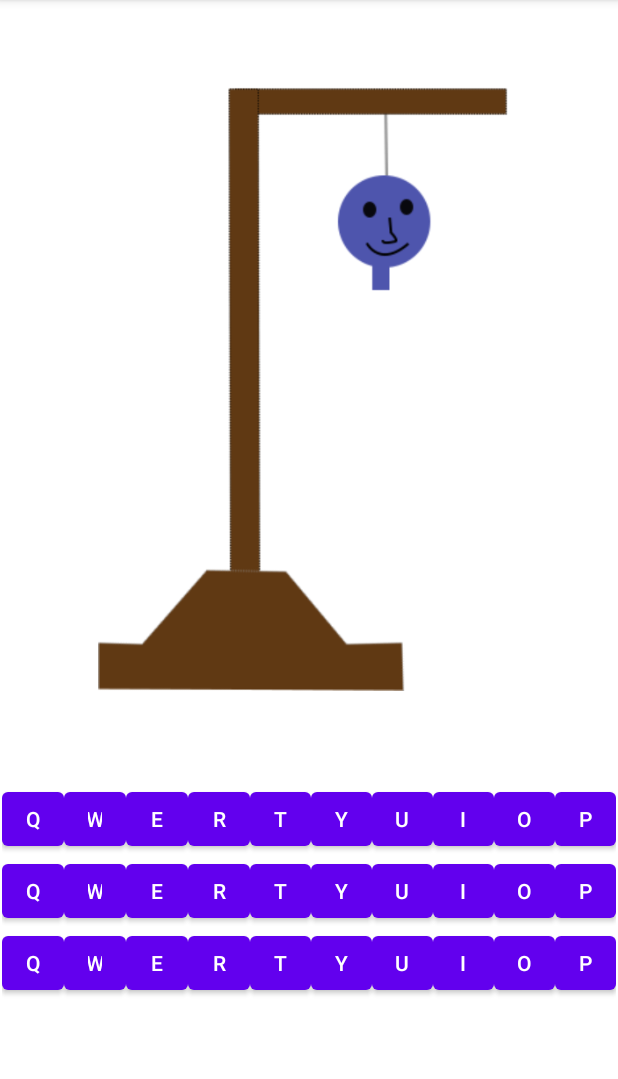
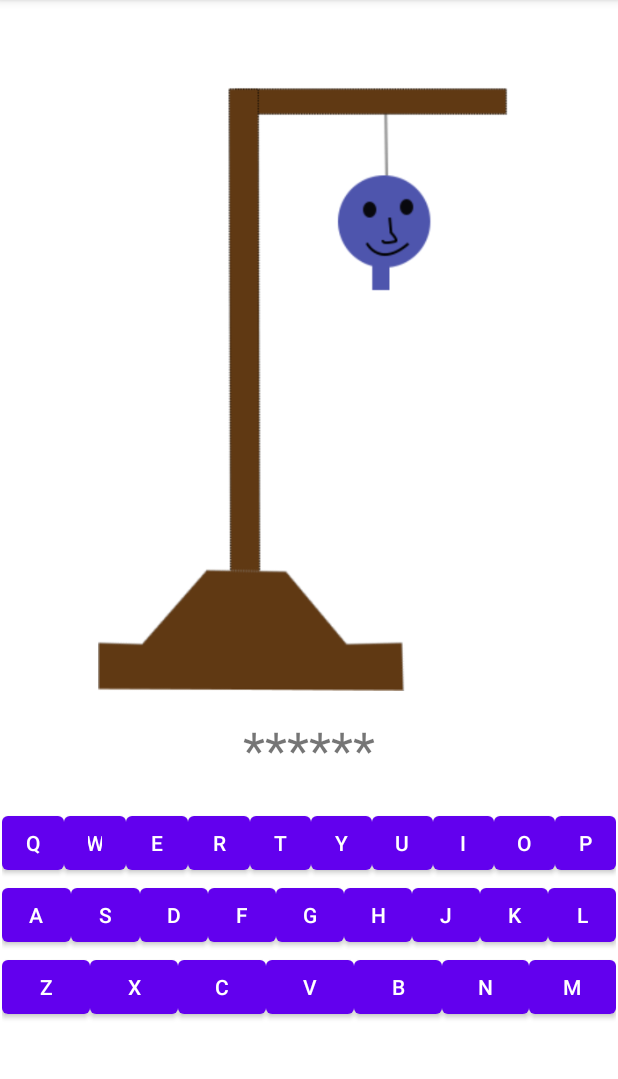
Before and after one commit to wavecos/cateim_curso_android, an Android app: the screen it shows after launch (MainActivity), on a phone screen of 412 x 824 dp, the part 84-1163 px from its top. Run offline under Robolectric (Android 15) with nearby library versions, the phone set to English and light mode, and no system bars.

Commit message:
Ahorcado game

```diff
--- a/Ahorcado/app/src/main/java/com/cateim/cursos/android/ahorcado/MainActivity.kt
+++ b/Ahorcado/app/src/main/java/com/cateim/cursos/android/ahorcado/MainActivity.kt
@@ -2,10 +2,134 @@ package com.cateim.cursos.android.ahorcado
 
 import androidx.appcompat.app.AppCompatActivity
 import android.os.Bundle
+import android.util.Log
+import android.view.View
+import android.widget.Button
+import android.widget.ImageView
+import android.widget.TextView
+import android.widget.Toast
 
 class MainActivity : AppCompatActivity() {
+
+    private val TAG = "MainActivity"
+    private val palabras = arrayOf("TOYOTA", "AUDI", "BMV", "KIA", "LADA", "PEUGOT", "RENAULT", "NISSAN")
+    private var palabraSecreta = ""
+    private var palabraEscondida = ""
+    private var numIntentos = 1
+
+    lateinit var ahorcadoImageView: ImageView
+    lateinit var palabraTextView: TextView
+
+    lateinit var buttonA: Button
+
     override fun onCreate(savedInstanceState: Bundle?) {
         super.onCreate(savedInstanceState)
         setContentView(R.layout.activity_main)
+
+        ahorcadoImageView = findViewById(R.id.ahorcadoImageView)
+        palabraTextView = findViewById<TextView>(R.id.palabraTextView)
+
+        inicializarTeclado()
+        inicializarJuego()
     }
+
+    fun inicializarJuego() {
+        val indice = (0..(palabras.size - 1)).random()
+        palabraSecreta = palabras[indice]
+        Log.d(TAG, "la palabra secreta es " + palabraSecreta)
+        for (c in palabraSecreta) {
+            palabraEscondida = palabraEscondida + "*"
+        }
+
+        palabraTextView.text = palabraEscondida
+    }
+
+    fun jugar(letra: Char) {
+        val palabraTemp = palabraEscondida.toCharArray()
+        var acertaste = false
+
+        for (i in 0..palabraSecreta.length - 1) {
+            if ( letra == palabraSecreta[i] ) {
+                palabraTemp[i] = letra
+                acertaste = true
+            }
+        }
+
+        palabraEscondida = String(palabraTemp)
+
+
+        Log.d(TAG,"palabra temporal = " + palabraEscondida)
+        palabraTextView.text = palabraEscondida
+
+        if (palabraSecreta.equals(palabraEscondida)) {
+            Toast.makeText(this, "Has Ganado!", Toast.LENGTH_LONG).show()
+            return
+        }
+
+        if (!acertaste && numIntentos < 5) {
+            when(numIntentos) {
+                1 -> {
+                    ahorcadoImageView.setImageResource(R.drawable.ahorcado_6)
+                }
+                2 -> {
+                    ahorcadoImageView.setImageResource(R.drawable.ahorcado_7)
+                }
+                3 -> {
+                    ahorcadoImageView.setImageResource(R.drawable.ahorcado_8)
+                }
+                4 -> {
+                    ahorcadoImageView.setImageResource(R.drawable.ahorcado_9)
+                }
+            }
+
+            numIntentos++ // numIntentos = numIntentos + 1
+
+            if (numIntentos == 5) {
+                ahorcadoImageView.setImageResource(R.drawable.ahorcado_10)
+                Toast.makeText(this, "Perdiste que Triste :(", Toast.LENGTH_LONG).show()
+                return
+            }
+        }
+
+    }
+
+    fun inicializarTeclado() {
+
+        val letraListener = View.OnClickListener {
+            val letraButton = it as Button
+            Log.d(TAG, "se ha presionado la tecla " + letraButton.text)
+            val letra = letraButton.text[0]
+            jugar(letra)
+        }
+
+        findViewById<Button>(R.id.buttonQ).setOnClickListener(letraListener)
+        findViewById<Button>(R.id.buttonW).setOnClickListener(letraListener)
+        findViewById<Button>(R.id.buttonE).setOnClickListener(letraListener)
+        findViewById<Button>(R.id.buttonR).setOnClickListener(letraListener)
+        findViewById<Button>(R.id.buttonT).setOnClickListener(letraListener)
+        findViewById<Button>(R.id.buttonY).setOnClickListener(letraListener)
+        findViewById<Button>(R.id.buttonU).setOnClickListener(letraListener)
+        findViewById<Button>(R.id.buttonI).setOnClickListener(letraListener)
+        findViewById<Button>(R.id.buttonO).setOnClickListener(letraListener)
+        findViewById<Button>(R.id.buttonP).setOnClickListener(letraListener)
+        findViewById<Button>(R.id.buttonA).setOnClickListener(letraListener)
+        findViewById<Button>(R.id.buttonS).setOnClickListener(letraListener)
+        findViewById<Button>(R.id.buttonD).setOnClickListener(letraListener)
+        findViewById<Button>(R.id.buttonF).setOnClickListener(letraListener)
+        findViewById<Button>(R.id.buttonG).setOnClickListener(letraListener)
+        findViewById<Button>(R.id.buttonH).setOnClickListener(letraListener)
+        findViewById<Button>(R.id.buttonJ).setOnClickListener(letraListener)
+        findViewById<Button>(R.id.buttonK).setOnClickListener(letraListener)
+        findViewById<Button>(R.id.buttonL).setOnClickListener(letraListener)
+        findViewById<Button>(R.id.buttonZ).setOnClickListener(letraListener)
+        findViewById<Button>(R.id.buttonX).setOnClickListener(letraListener)
+        findViewById<Button>(R.id.buttonC).setOnClickListener(letraListener)
+        findViewById<Button>(R.id.buttonV).setOnClickListener(letraListener)
+        findViewById<Button>(R.id.buttonB).setOnClickListener(letraListener)
+        findViewById<Button>(R.id.buttonN).setOnClickListener(letraListener)
+        findViewById<Button>(R.id.buttonM).setOnClickListener(letraListener)
+
+
+    }
+
 }
--- /dev/null
+++ b/Ahorcado/app/src/main/java/com/cateim/cursos/android/ahorcado/playground.kt
@@ -0,0 +1,8 @@
+package com.cateim.cursos.android.ahorcado
+
+fun main() {
+
+    val num = (1..10).random()
+    println(num)
+
+}
--- a/Ahorcado/app/src/main/res/layout/activity_main.xml
+++ b/Ahorcado/app/src/main/res/layout/activity_main.xml
@@ -44,6 +44,7 @@
     <LinearLayout
         android:layout_width="wrap_content"
         android:layout_height="0dp"
+        android:layout_marginTop="16dp"
         android:orientation="vertical"
         app:layout_constraintEnd_toEndOf="parent"
         app:layout_constraintStart_toStartOf="parent"
@@ -131,74 +132,68 @@
             android:orientation="horizontal">
 
             <Button
-                android:id="@+id/buttonQ"
+                android:id="@+id/buttonA"
                 android:layout_width="wrap_content"
                 android:layout_height="wrap_content"
                 android:layout_weight="1"
-                android:text="Q" />
+                android:text="A" />
 
             <Button
-                android:id="@+id/buttonW"
+                android:id="@+id/buttonS"
                 android:layout_width="wrap_content"
                 android:layout_height="wrap_content"
                 android:layout_weight="1"
-                android:text="W" />
+                android:text="S" />
 
             <Button
-                android:id="@+id/buttonE"
+                android:id="@+id/buttonD"
                 android:layout_width="wrap_content"
                 android:layout_height="wrap_content"
                 android:layout_weight="1"
-                android:text="E" />
+                android:text="D" />
 
             <Button
-                android:id="@+id/buttonR"
+                android:id="@+id/buttonF"
                 android:layout_width="wrap_content"
                 android:layout_height="wrap_content"
                 android:layout_weight="1"
-                android:text="R" />
+                android:text="F" />
 
             <Button
-                android:id="@+id/buttonT"
+                android:id="@+id/buttonG"
                 android:layout_width="wrap_content"
                 android:layout_height="wrap_content"
                 android:layout_weight="1"
-                android:text="T" />
+                android:text="G" />
 
             <Button
-                android:id="@+id/buttonY"
+                android:id="@+id/buttonH"
                 android:layout_width="wrap_content"
                 android:layout_height="wrap_content"
                 android:layout_weight="1"
-                android:text="Y" />
+                android:text="H" />
 
             <Button
-                android:id="@+id/buttonU"
+                android:id="@+id/buttonJ"
                 android:layout_width="wrap_content"
                 android:layout_height="wrap_content"
                 android:layout_weight="1"
-                android:text="U" />
+                android:text="J" />
 
             <Button
-                android:id="@+id/buttonI"
+                android:id="@+id/buttonK"
                 android:layout_width="wrap_content"
                 android:layout_height="wrap_content"
                 android:layout_weight="1"
-                android:text="I" />
+                android:text="K" />
 
             <Button
-                android:id="@+id/buttonO"
+                android:id="@+id/buttonL"
                 android:layout_width="wrap_content"
                 android:layout_height="wrap_content"
                 android:layout_weight="1"
-                android:text="O" />
+                android:text="L" />
 
-            <Button
-                android:id="@+id/buttonP"
-                android:layout_width="wrap_content"
-                android:layout_height="wrap_content"
-                android:layout_weight="1"
-                android:text="P" />
         </LinearLayout>
 
         <LinearLayout
@@ -207,74 +202,54 @@
             android:orientation="horizontal">
 
             <Button
-                android:id="@+id/buttonQ"
+                android:id="@+id/buttonZ"
                 android:layout_width="wrap_content"
                 android:layout_height="wrap_content"
                 android:layout_weight="1"
-                android:text="Q" />
+                android:text="Z" />
 
             <Button
-                android:id="@+id/buttonW"
+                android:id="@+id/buttonX"
                 android:layout_width="wrap_content"
                 android:layout_height="wrap_content"
                 android:layout_weight="1"
-                android:text="W" />
+                android:text="X" />
 
             <Button
-                android:id="@+id/buttonE"
+                android:id="@+id/buttonC"
                 android:layout_width="wrap_content"
                 android:layout_height="wrap_content"
                 android:layout_weight="1"
-                android:text="E" />
+                android:text="C" />
 
             <Button
-                android:id="@+id/buttonR"
+                android:id="@+id/buttonV"
                 android:layout_width="wrap_content"
                 android:layout_height="wrap_content"
                 android:layout_weight="1"
-                android:text="R" />
+                android:text="V" />
 
             <Button
-                android:id="@+id/buttonT"
+                android:id="@+id/buttonB"
                 android:layout_width="wrap_content"
                 android:layout_height="wrap_content"
                 android:layout_weight="1"
-                android:text="T" />
+                android:text="B" />
 
             <Button
-                android:id="@+id/buttonY"
+                android:id="@+id/buttonN"
                 android:layout_width="wrap_content"
                 android:layout_height="wrap_content"
                 android:layout_weight="1"
-                android:text="Y" />
+                android:text="N" />
 
             <Button
-                android:id="@+id/buttonU"
+                android:id="@+id/buttonM"
                 android:layout_width="wrap_content"
                 android:layout_height="wrap_content"
                 android:layout_weight="1"
-                android:text="U" />
+                android:text="M" />
 
-            <Button
-                android:id="@+id/buttonI"
-                android:layout_width="wrap_content"
-                android:layout_height="wrap_content"
-                android:layout_weight="1"
-                android:text="I" />
-
-            <Button
-                android:id="@+id/buttonO"
-                android:layout_width="wrap_content"
-                android:layout_height="wrap_content"
-                android:layout_weight="1"
-                android:text="O" />
-
-            <Button
-                android:id="@+id/buttonP"
-                android:layout_width="wrap_content"
-                android:layout_height="wrap_content"
-                android:layout_weight="1"
-                android:text="P" />
         </LinearLayout>
     </LinearLayout>
 
```
